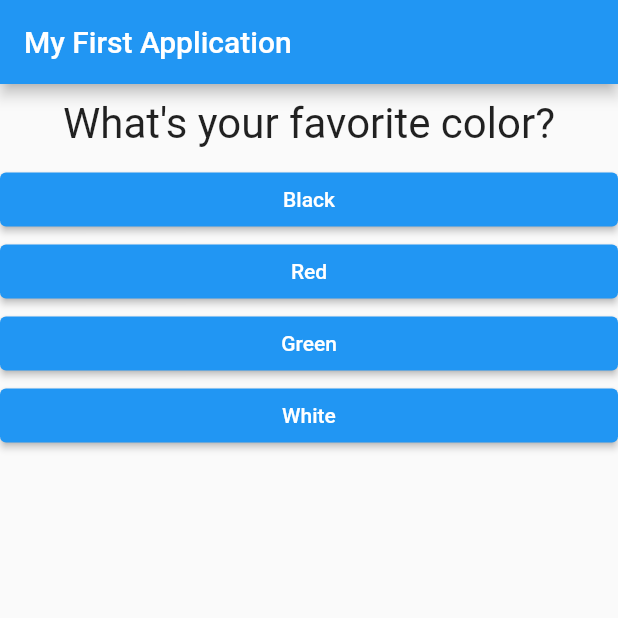
After one commit to dinofilipovic/flutter_complete_guide, a Flutter app: the screen it shows after launch, on a phone screen of 412 x 824 dp, the top half of it. The commit adds this screen. Run offline on Flutter 3.47's test engine with Material 2 defaults, Android fonts, the phone set to English and light mode, and no system bars.

Commit message:
Split main.dart into several widgets
Created:
- quiz.dart
- Holds and operates with quiz questions
- result.dart
- result information

```diff
--- a/lib/main.dart
+++ b/lib/main.dart
@@ -1,7 +1,6 @@
 import 'package:flutter/material.dart';
 
-import './question.dart';
-import './answer.dart';
+import './quiz.dart';
 
 void main() {
   runApp(MyApp());
@@ -21,7 +20,7 @@ class MyApp extends StatefulWidget {
 class _MyAppState extends State<MyApp> {
   //Had to change it so I can set up conditionals in the code because const
 //is being used and it can be set up during compile phase
-  final questions = const [
+  final _questions = const [
     {
       'questionText': 'What\'s your favorite color?',
       'answers': ['Black', 'Red', 'Green', 'White']
@@ -39,7 +38,7 @@ class _MyAppState extends State<MyApp> {
   var _questionIndex = 0;
   // _MyAppState Method which operates question index in the application
   void _answerQuestion() {
-    if (_questionIndex < questions.length) {}
+    if (_questionIndex < _questions.length) {}
     setState(() {
       _questionIndex += 1;
     });
@@ -52,17 +51,15 @@ class _MyAppState extends State<MyApp> {
         appBar: AppBar(
           title: const Text('My First Application'),
         ),
-        body: Column(
-          children: [
-            Question(
-              questions[_questionIndex]['questionText'] as String,
-            ),
-            ...(questions[_questionIndex]['answers'] as List<String>)
-                .map((answer) {
-              return Answer(_answerQuestion, answer);
-            }).toList(),
-          ],
-        ),
+        body: _questionIndex < _questions.length
+            ? Quiz(
+                answerQuestion: _answerQuestion,
+                questions: _questions,
+                questionIndex: _questionIndex,
+              )
+            : Center(
+                child: Text('You did it!'),
+              ),
       ),
     );
   }
--- /dev/null
+++ b/lib/quiz.dart
@@ -0,0 +1,30 @@
+import 'package:flutter/material.dart';
+
+import './question.dart';
+import './answer.dart';
+
+class Quiz extends StatelessWidget {
+  final List<Map<String, Object>> questions;
+  final int questionIndex;
+  final VoidCallback answerQuestion;
+
+  Quiz({
+    required this.questions,
+    required this.answerQuestion,
+    required this.questionIndex,
+  });
+
+  @override
+  Widget build(BuildContext context) {
+    return Column(
+      children: [
+        Question(
+          questions[questionIndex]['questionText'] as String,
+        ),
+        ...(questions[questionIndex]['answers'] as List<String>).map((answer) {
+          return Answer(answerQuestion, answer);
+        }).toList(),
+      ],
+    );
+  }
+}
```
Also changed, not shown: lib/result.dart (added).
